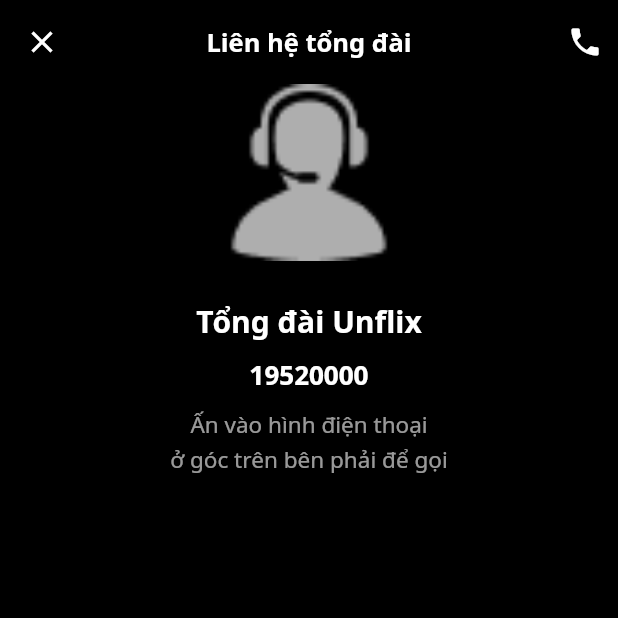
After one commit to Phuc-HuynhTrong/unflix, a Flutter app: the HelpScreen screen opened directly, after a tap on "Trung tâm trợ giúp", on a phone screen of 412 x 824 dp, the top half of it. The commit adds this screen. Run offline on Flutter 3.47's test engine with Material 2 defaults, Android fonts, the phone set to English and light mode, and no system bars; our stand-ins replace flutter_svg, get, share, video_player; missing offline and left inert: screen.

Commit message:
add help_center screen

```diff
--- /dev/null
+++ b/lib/screens/profile_screen/help_center.dart
@@ -0,0 +1,105 @@
+import 'package:flutter/cupertino.dart';
+import 'package:flutter/material.dart';
+
+class HelpCenter extends StatefulWidget {
+  const HelpCenter({Key? key}) : super(key: key);
+
+  @override
+  _HelpCenter createState() => _HelpCenter();
+}
+
+class _HelpCenter extends State<HelpCenter> {
+  @override
+  Widget build(BuildContext context) {
+    Size size = MediaQuery.of(context).size;
+    return Scaffold(
+        backgroundColor: Colors.black,
+        appBar: AppBar(
+          elevation: 0,
+          leading: const CloseButton(
+            color: Colors.white,
+          ),
+          title: const Text(
+            'Liên hệ tổng đài',
+            style: TextStyle(
+              color: Colors.white,
+              fontSize: 17.0,
+              fontWeight: FontWeight.w600,
+            ),
+          ),
+          centerTitle: true,
+          backgroundColor: Colors.transparent,
+          actions: [
+            GestureDetector(
+              // Button ấn nút gửi
+              onTap: () async {
+                Navigator.pop(context);
+              },
+              child: Container(
+                padding: EdgeInsets.only(right: 10),
+                child: const Center(
+                  child: Icon(
+                    Icons.phone,
+                    color: Colors.white,
+                  ),
+                ),
+              ),
+            )
+          ],
+        ),
+        // Nếu đang gửi thì sẽ hiển thị xoay xoay
+        body: Column(
+          children: [
+            Center(
+              child: SizedBox(
+                height: size.width / 3.5,
+                width: size.width / 3.5,
+                child: Image.asset(
+                  'assets/icons/icon1.png',
+                  fit: BoxFit.cover,
+                ),
+              ),
+            ),
+            const Center(
+              child: Text(
+                "\nTổng đài Unflix",
+                style: TextStyle(
+                    color: Colors.white,
+                    fontWeight: FontWeight.bold,
+                    fontSize: 20),
+              ),
+            ),
+            Center(
+              child: Container(
+                margin: EdgeInsets.only(top: 10),
+                child: Text(
+                  "19520000",
+                  style: TextStyle(
+                      color: Colors.white,
+                      fontWeight: FontWeight.w600,
+                      fontSize: 18),
+                ),
+              ),
+            ),
+            Center(
+              child: Container(
+                margin: const EdgeInsets.only(top: 10),
+                child: const Text(
+                  "Ấn vào hình điện thoại",
+                  style: TextStyle(color: Colors.white60, fontSize: 15),
+                ),
+              ),
+            ),
+            Center(
+              child: Container(
+                margin: const EdgeInsets.only(top: 3),
+                child: const Text(
+                  "ở góc trên bên phải để gọi",
+                  style: TextStyle(color: Colors.white60, fontSize: 15),
+                ),
+              ),
+            ),
+          ],
+        ));
+  }
+}
--- a/lib/screens/profile_screen/help_screen.dart
+++ b/lib/screens/profile_screen/help_screen.dart
@@ -1,4 +1,5 @@
 import 'package:flutter/material.dart';
+import 'package:unflix/screens/profile_screen/help_center.dart';
 import 'package:unflix/screens/profile_screen/report_issue.dart';
 import 'package:unflix/screens/profile_screen/send_question_screen.dart';
 import 'package:unflix/style/text_style.dart';
@@ -36,7 +37,12 @@
       ),
       body: Column(
         children: [
-          Container(
+          GestureDetector(
+            onTap: () {
+              Navigator.push(context,
+                  MaterialPageRoute(builder: (context) => const HelpCenter()));
+            },
+            child: Container(
                 color: const Color(0xff121212),
                 height: 64,
                 padding: const EdgeInsets.symmetric(horizontal: 24),
@@ -61,6 +67,7 @@
                     )
                   ],
                 )),
+          ),
           GestureDetector(
             onTap: () {
               Navigator.push(
@@ -97,10 +104,8 @@
           ),
           GestureDetector(
             onTap: () {
-              Navigator.push(
-                  context,
-                  MaterialPageRoute(
-                      builder: (context) => ReportIssue()));
+              Navigator.push(context,
+                  MaterialPageRoute(builder: (context) => ReportIssue()));
             },
             child: Container(
                 color: const Color(0xff121212),
```
Lines whose indentation alone changed are shown as unchanged.
